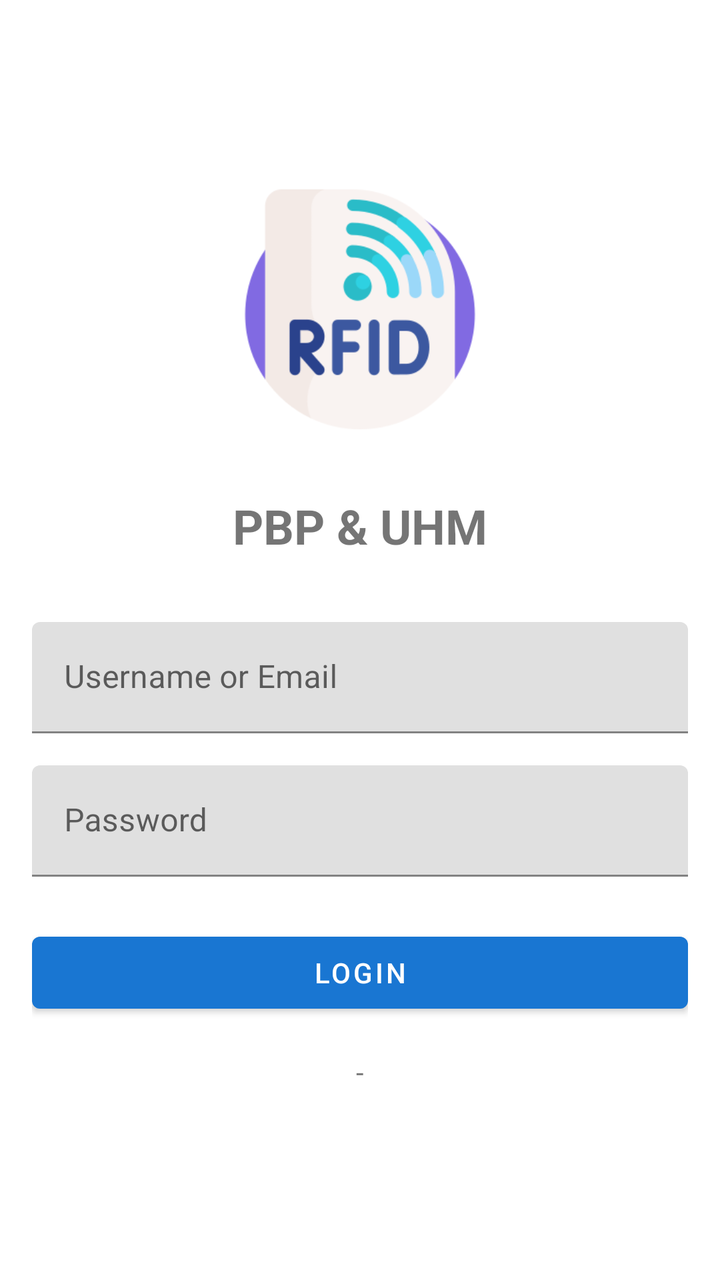
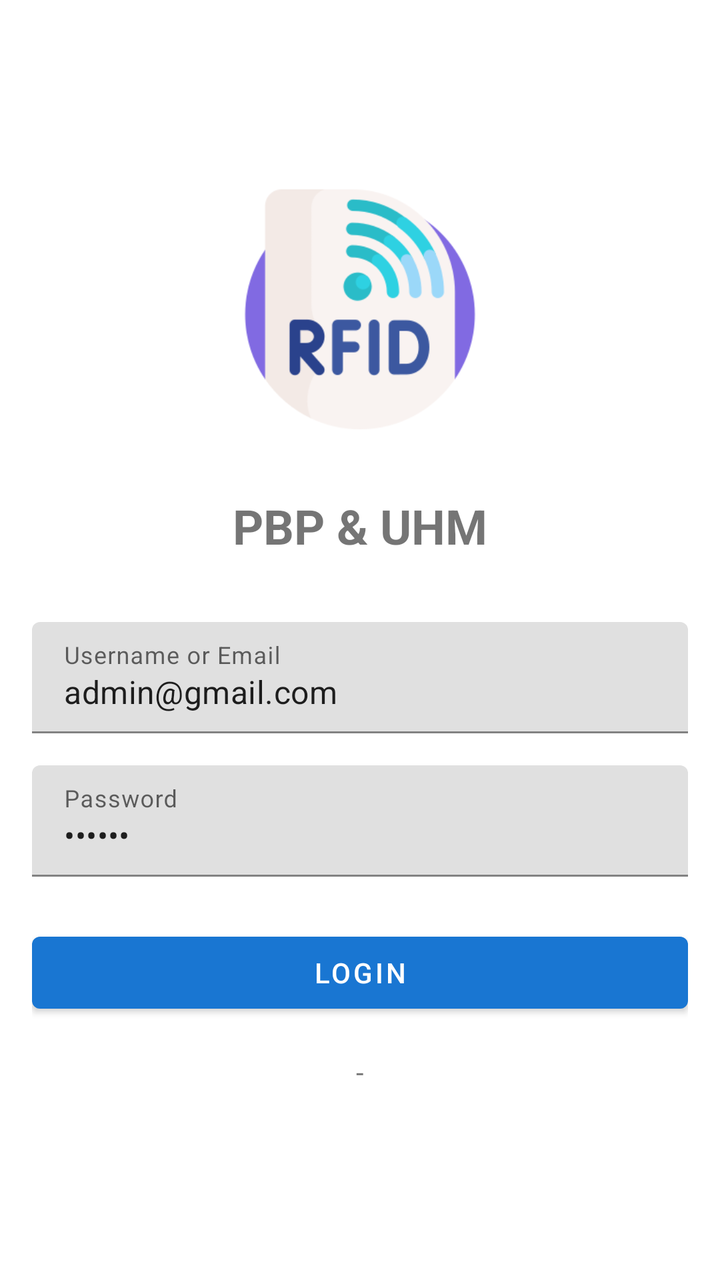

Before-and-after screenshots of an Android layout around one commit, followed by the original layout XML and the change that was made.
<!-- AndroidManifest.xml: application theme AppTheme -->
<!-- res/layout/activity_main.xml -->
<?xml version="1.0" encoding="utf-8"?>
<FrameLayout xmlns:android="http://schemas.android.com/apk/res/android"
    xmlns:app="http://schemas.android.com/apk/res-auto"
    android:layout_width="match_parent"
    android:layout_height="match_parent">

    
    <LinearLayout
        android:id="@+id/mainContent"
        android:layout_width="match_parent"
        android:layout_height="match_parent"
        android:orientation="vertical"
        android:visibility="gone">

        
        <LinearLayout
            android:id="@+id/view_menu"
            android:layout_width="match_parent"
            android:layout_height="match_parent"
            android:orientation="vertical"
            android:padding="16dp"
            android:visibility="visible">

            <LinearLayout
                android:layout_width="match_parent"
                android:layout_height="wrap_content"
                android:orientation="horizontal"
                android:layout_marginBottom="16dp">

                <Button
                    android:id="@+id/btn_connect"
                    android:layout_width="0dp"
                    android:layout_height="wrap_content"
                    android:layout_weight="1"
                    android:layout_marginEnd="4dp"
                    android:text="@string/Connect" />

                <Button
                    android:id="@+id/btn_search"
                    android:layout_width="0dp"
                    android:layout_height="wrap_content"
                    android:layout_weight="1"
                    android:layout_marginStart="4dp"
                    android:text="@string/title_search" />
            </LinearLayout>

            <TextView
                android:id="@+id/tvAddress"
                android:layout_width="match_parent"
                android:layout_height="wrap_content"
                android:minHeight="48dp"
                android:paddingLeft="4dp"
                android:paddingRight="4dp"
                android:gravity="center_vertical"
                android:layout_marginBottom="16dp"/>

            <com.google.android.material.button.MaterialButton
                android:id="@+id/btnMoveOrder"
                android:layout_width="match_parent"
                android:layout_height="wrap_content"
                android:text="Move Order"
                android:layout_marginBottom="8dp"/>

            <com.google.android.material.button.MaterialButton
                android:id="@+id/btnPickingOrder"
                android:layout_width="match_parent"
                android:layout_height="wrap_content"
                android:text="Picking Order"/>
        </LinearLayout>

        
        <LinearLayout
            android:id="@+id/view_tabhost"
            android:layout_width="match_parent"
            android:layout_height="match_parent"
            android:orientation="vertical"
            android:visibility="gone">

            <androidx.fragment.app.FragmentTabHost
                android:id="@android:id/tabhost"
                android:layout_width="match_parent"
                android:layout_height="match_parent">

                <LinearLayout
                    android:layout_width="match_parent"
                    android:layout_height="match_parent"
                    android:orientation="vertical">

                    <HorizontalScrollView
                        android:id="@+id/hScroller_mytabhostactivity"
                        android:layout_width="fill_parent"
                        android:layout_height="wrap_content"
                        android:fadingEdge="none"
                        android:saveEnabled="false"
                        android:scrollbars="horizontal"
                        android:scrollbarSize="2dp"
                        android:background="@color/blue_qian">

                        <TabWidget
                            android:id="@android:id/tabs"
                            android:layout_width="wrap_content"
                            android:layout_height="wrap_content"
                            android:orientation="horizontal" />
                    </HorizontalScrollView>

                    <FrameLayout
                        android:id="@android:id/tabcontent"
                        android:layout_width="0dp"
                        android:layout_height="0dp"
                        android:layout_weight="0" />

                    <FrameLayout
                        android:id="@+id/realtabcontent"
                        android:layout_width="match_parent"
                        android:layout_height="0dp"
                        android:layout_weight="1" />

                </LinearLayout>
            </androidx.fragment.app.FragmentTabHost>
        </LinearLayout>
    </LinearLayout>

    
    <LinearLayout
        android:id="@+id/view_login"
        android:layout_width="match_parent"
        android:layout_height="match_parent"
        android:orientation="vertical"
        android:padding="16dp"
        android:gravity="center"
        android:visibility="visible">

        <ImageView
            android:layout_width="120dp"
            android:layout_height="120dp"
            android:src="@drawable/app_logo"
            android:layout_marginBottom="32dp"/>

        <TextView
            android:layout_width="wrap_content"
            android:layout_height="wrap_content"
            android:text="PBP &amp; UHM"
            android:textSize="24sp"
            android:textStyle="bold"
            android:layout_marginBottom="32dp"/>

        <com.google.android.material.textfield.TextInputLayout
            android:layout_width="match_parent"
            android:layout_height="wrap_content"
            android:layout_marginBottom="16dp">

            <com.google.android.material.textfield.TextInputEditText
                android:id="@+id/etUsername"
                android:layout_width="match_parent"
                android:layout_height="wrap_content"
                android:hint="Username or Email"
                android:inputType="textEmailAddress"/>
        </com.google.android.material.textfield.TextInputLayout>

        <com.google.android.material.textfield.TextInputLayout
            android:layout_width="match_parent"
            android:layout_height="wrap_content"
            android:layout_marginBottom="24dp">

            <com.google.android.material.textfield.TextInputEditText
                android:id="@+id/etPassword"
                android:layout_width="match_parent"
                android:layout_height="wrap_content"
                android:hint="Password"
                android:inputType="textPassword"/>
        </com.google.android.material.textfield.TextInputLayout>

        <com.google.android.material.button.MaterialButton
            android:id="@+id/btnLogin"
            android:layout_width="match_parent"
            android:layout_height="wrap_content"
            android:text="Login"/>

        <TextView
            android:id="@+id/tvDeviceId"
            android:layout_width="wrap_content"
            android:layout_height="wrap_content"
            android:layout_marginTop="16dp"
            android:text="-"/>
    </LinearLayout>

    
    <FrameLayout
        android:id="@+id/loadingOverlay"
        android:layout_width="match_parent"
        android:layout_height="match_parent"
        android:background="@color/white"
        android:visibility="gone">

        <ProgressBar
            android:id="@+id/progressBar"
            android:layout_width="wrap_content"
            android:layout_height="wrap_content"
            android:layout_gravity="center"/>
    </FrameLayout>

</FrameLayout>
<!-- resources referenced by this layout -->
<resources>
  <color name="blue_qian">#e0edff</color>
  <color name="white">#FFFFFF</color>
  <!-- drawable app_logo: png bitmap (drawable, 16245 bytes) -->
  <string name="Connect">Connect</string>
  <string name="title_search">Search</string>
  <style name="AppTheme" parent="Theme.MaterialComponents.Light.DarkActionBar">
          <item name="colorPrimary">@color/colorPrimary</item>
          <item name="colorPrimaryDark">@color/colorPrimaryDark</item>
          <item name="colorAccent">@color/colorAccent</item>
      </style>
  <color name="colorPrimary">#1976D2</color>
  <color name="colorPrimaryDark">#1565C0</color>
  <color name="colorAccent">#FFC107</color>
</resources>

<!-- the commit's change to res/layout/activity_main.xml (unified diff, before → after) -->
@@ -11,6 +11,19 @@
         android:layout_height="match_parent"
         android:orientation="vertical"
         android:visibility="gone">
+
+        <com.google.android.material.button.MaterialButton
+            android:id="@+id/btnMoveOrder"
+            android:layout_width="match_parent"
+            android:layout_height="wrap_content"
+            android:text="Move Order"
+            android:layout_marginBottom="8dp"/>
+
+        <com.google.android.material.button.MaterialButton
+            android:id="@+id/btnPickingOrder"
+            android:layout_width="match_parent"
+            android:layout_height="wrap_content"
+            android:text="Picking Order"/>
 
         
         <LinearLayout
@@ -54,18 +67,7 @@
                 android:gravity="center_vertical"
                 android:layout_marginBottom="16dp"/>
 
-            <com.google.android.material.button.MaterialButton
-                android:id="@+id/btnMoveOrder"
-                android:layout_width="match_parent"
-                android:layout_height="wrap_content"
-                android:text="Move Order"
-                android:layout_marginBottom="8dp"/>
-
-            <com.google.android.material.button.MaterialButton
-                android:id="@+id/btnPickingOrder"
-                android:layout_width="match_parent"
-                android:layout_height="wrap_content"
-                android:text="Picking Order"/>
+
         </LinearLayout>
 
         
@@ -154,6 +156,7 @@
                 android:layout_width="match_parent"
                 android:layout_height="wrap_content"
                 android:hint="Username or Email"
+                android:text="admin@gmail.com"
                 android:inputType="textEmailAddress"/>
         </com.google.android.material.textfield.TextInputLayout>
 
@@ -167,6 +170,7 @@
                 android:layout_width="match_parent"
                 android:layout_height="wrap_content"
                 android:hint="Password"
+                android:text="123456"
                 android:inputType="textPassword"/>
         </com.google.android.material.textfield.TextInputLayout>
 
